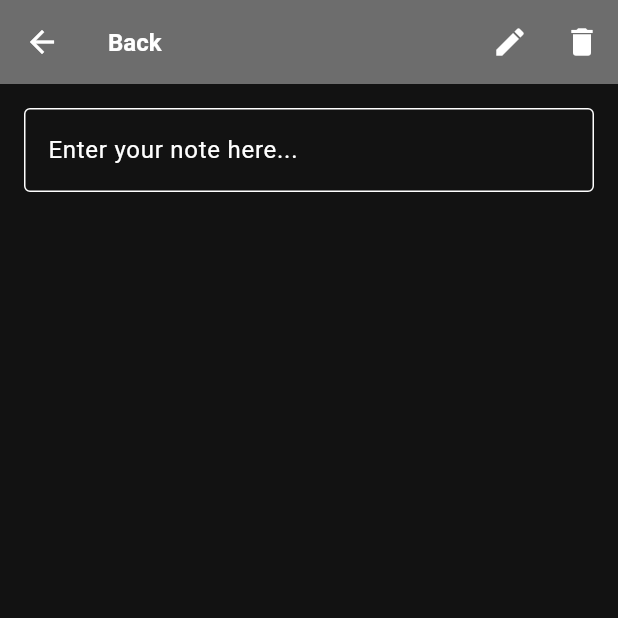
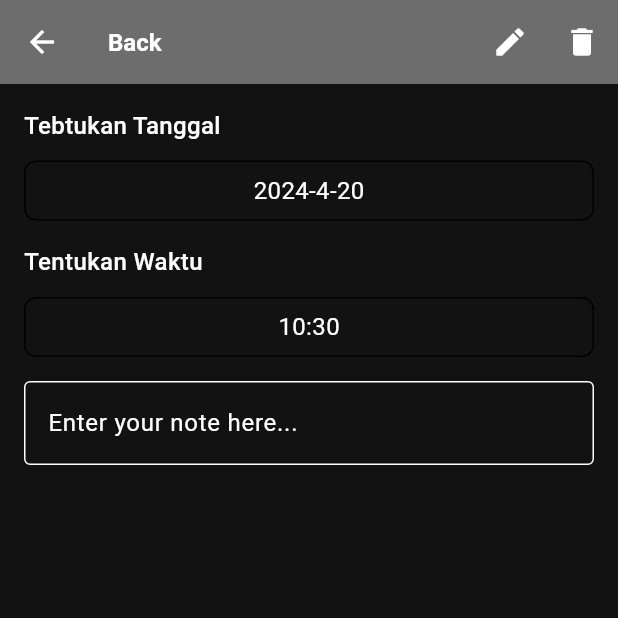
Before and after one commit to muhammadalief19/agenda_app, a Flutter app: the AddEditNotePage screen opened directly, on a phone screen of 412 x 824 dp, the top half of it. Run offline on Flutter 3.47's test engine with Material 3 defaults, Android fonts, the phone set to English and light mode, and no system bars.

Commit message:
menambahkan date picker dan time picker

```diff
--- a/lib/screen/add_edit_note_page.dart
+++ b/lib/screen/add_edit_note_page.dart
@@ -1,4 +1,6 @@
 import 'package:flutter/material.dart';
+import 'package:agenda_app/widgets/date_picker.dart';
+import 'package:agenda_app/widgets/time_picker.dart';
 
 class AddEditNotePage extends StatefulWidget {
   const AddEditNotePage({Key? key}) : super(key: key);
@@ -8,6 +10,9 @@ class AddEditNotePage extends StatefulWidget {
 }
 
 class _AddEditNotePageState extends State<AddEditNotePage> {
+  DateTime _selectedDate = DateTime.now();
+  TimeOfDay _selectedTime = TimeOfDay.now();
+
   @override
   Widget build(BuildContext context) {
     return Scaffold(
@@ -44,6 +49,24 @@ class _AddEditNotePageState extends State<AddEditNotePage> {
         child: Column(
           crossAxisAlignment: CrossAxisAlignment.stretch,
           children: [
+            DatePicker(
+              initialDate: _selectedDate,
+              onDateSelected: (DateTime selectedDate) {
+                setState(() {
+                  _selectedDate = selectedDate;
+                });
+              },
+            ),
+            SizedBox(height: 16.0),
+            TimePicker(
+              initialTime: _selectedTime,
+              onTimeSelected: (TimeOfDay selectedTime) {
+                setState(() {
+                  _selectedTime = selectedTime;
+                });
+              },
+            ),
+            SizedBox(height: 16.0),
             TextField(
               decoration: InputDecoration(
                 hintText: 'Enter your note here...',
--- /dev/null
+++ b/lib/widgets/date_picker.dart
@@ -0,0 +1,78 @@
+import 'package:flutter/material.dart';
+
+class DatePicker extends StatefulWidget {
+  final DateTime initialDate;
+  final Function(DateTime) onDateSelected;
+
+  const DatePicker({
+    Key? key,
+    required this.initialDate,
+    required this.onDateSelected,
+  }) : super(key: key);
+
+  @override
+  _DatePickerState createState() => _DatePickerState();
+}
+
+class _DatePickerState extends State<DatePicker> {
+  late DateTime _selectedDate;
+
+  @override
+  void initState() {
+    super.initState();
+    _selectedDate = widget.initialDate;
+  }
+
+  Future<void> _selectDate(BuildContext context) async {
+    final DateTime? picked = await showDatePicker(
+      context: context,
+      initialDate: _selectedDate,
+      firstDate: DateTime(1900),
+      lastDate: DateTime(2101),
+    );
+    if (picked != null && picked != _selectedDate) {
+      setState(() {
+        _selectedDate = picked;
+      });
+      widget.onDateSelected(_selectedDate);
+    }
+  }
+
+  @override
+  Widget build(BuildContext context) {
+    return Column(
+      crossAxisAlignment: CrossAxisAlignment.start,
+      children: [
+        Text(
+          'Tebtukan Tanggal',
+          style: TextStyle(
+            fontSize: 16.0,
+            fontWeight: FontWeight.w500,
+          ),
+        ),
+        SizedBox(height: 12.0),
+        GestureDetector(
+          onTap: () => _selectDate(context),
+          child: Container(
+            height: 40.0,
+            width: double.infinity,
+            alignment: Alignment.center,
+            decoration: BoxDecoration(
+              border: Border.all(
+                width: 1.0,
+                color: Colors.black,
+              ),
+              borderRadius: BorderRadius.circular(8.0),
+            ),
+            child: Text(
+              '${_selectedDate.year}-${_selectedDate.month}-${_selectedDate.day}',
+              style: TextStyle(
+                fontSize: 16.0,
+              ),
+            ),
+          ),
+        ),
+      ],
+    );
+  }
+}
--- /dev/null
+++ b/lib/widgets/time_picker.dart
@@ -0,0 +1,76 @@
+import 'package:flutter/material.dart';
+
+class TimePicker extends StatefulWidget {
+  final TimeOfDay initialTime;
+  final Function(TimeOfDay) onTimeSelected;
+
+  const TimePicker({
+    Key? key,
+    required this.initialTime,
+    required this.onTimeSelected,
+  }) : super(key: key);
+
+  @override
+  _TimePickerState createState() => _TimePickerState();
+}
+
+class _TimePickerState extends State<TimePicker> {
+  late TimeOfDay _selectedTime;
+
+  @override
+  void initState() {
+    super.initState();
+    _selectedTime = widget.initialTime;
+  }
+
+  Future<void> _selectTime(BuildContext context) async {
+    final TimeOfDay? picked = await showTimePicker(
+      context: context,
+      initialTime: _selectedTime,
+    );
+    if (picked != null && picked != _selectedTime) {
+      setState(() {
+        _selectedTime = picked;
+      });
+      widget.onTimeSelected(_selectedTime);
+    }
+  }
+
+  @override
+  Widget build(BuildContext context) {
+    return Column(
+      crossAxisAlignment: CrossAxisAlignment.start,
+      children: [
+        Text(
+          'Tentukan Waktu',
+          style: TextStyle(
+            fontSize: 16.0,
+            fontWeight: FontWeight.w500,
+          ),
+        ),
+        SizedBox(height: 12.0),
+        GestureDetector(
+          onTap: () => _selectTime(context),
+          child: Container(
+            height: 40.0,
+            width: double.infinity,
+            alignment: Alignment.center,
+            decoration: BoxDecoration(
+              border: Border.all(
+                width: 1.0,
+                color: Colors.black,
+              ),
+              borderRadius: BorderRadius.circular(8.0),
+            ),
+            child: Text(
+              '${_selectedTime.hour}:${_selectedTime.minute}',
+              style: TextStyle(
+                fontSize: 16.0,
+              ),
+            ),
+          ),
+        ),
+      ],
+    );
+  }
+}
```
